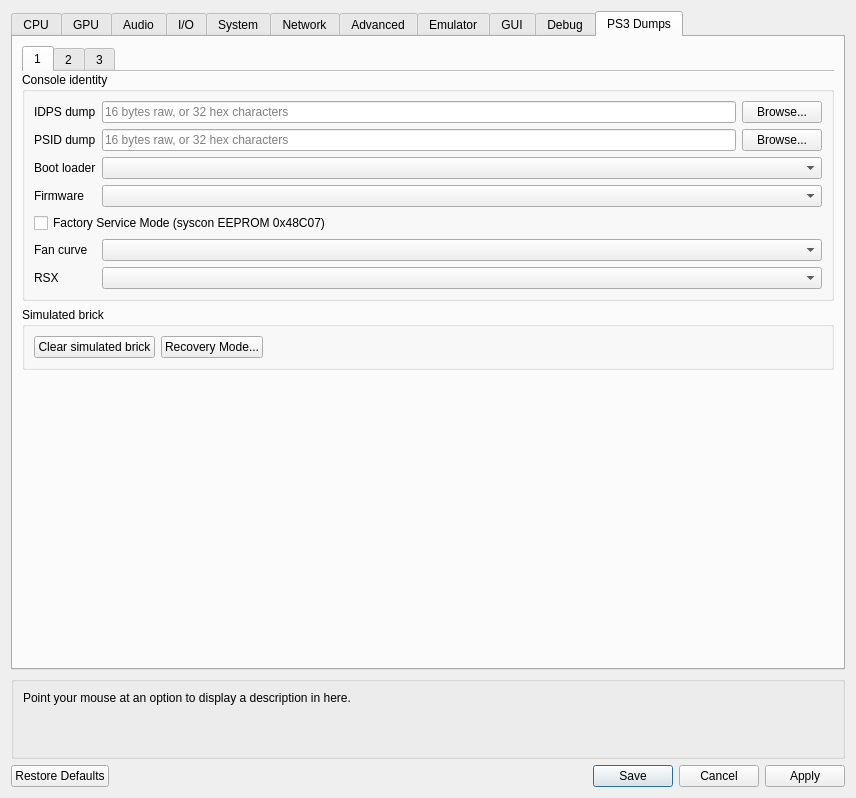
Old version of the form rpcs3/rpcs3qt/settings_dialog.ui in the repository bl00dyfb0nez/rs3.
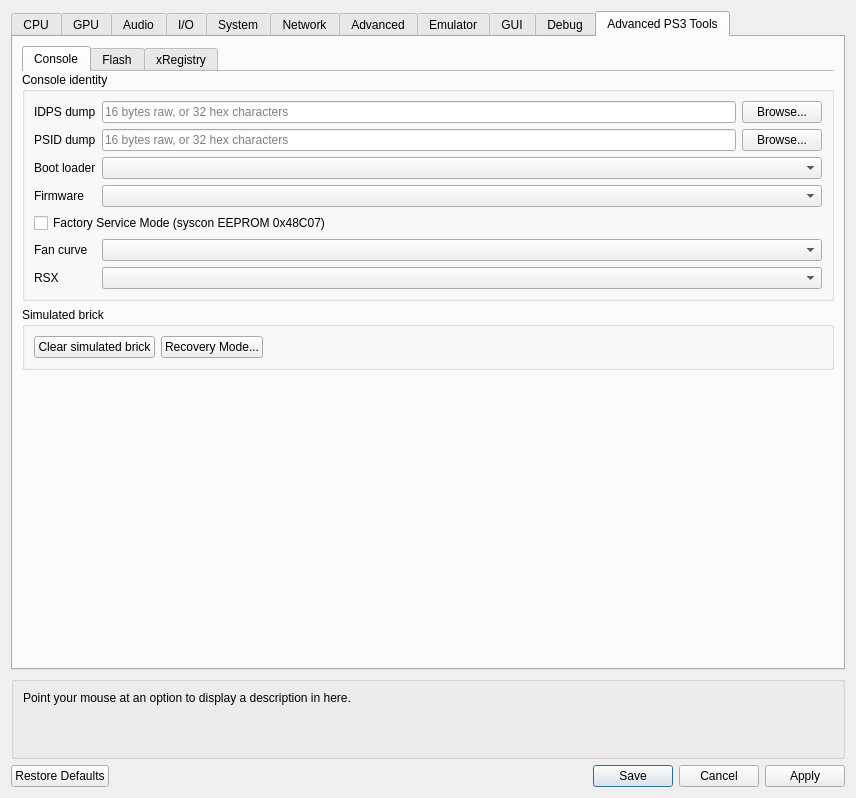
New version of the form. The open tabs and pages were chosen to show the change. Icons and pictures are not drawn. Custom widgets are drawn as their Qt base class.

What changed in the file:
```diff
--- a/rpcs3/rpcs3qt/settings_dialog.ui
+++ b/rpcs3/rpcs3qt/settings_dialog.ui
@@ -5018,7 +5018,7 @@
      </widget>
      <widget class="QWidget" name="dumpsTab">
       <attribute name="title">
-       <string>PS3 Dumps</string>
+       <string>Advanced PS3 Tools</string>
       </attribute>
       <layout class="QVBoxLayout" name="dumpsTab_layout">
        <item>
@@ -5028,7 +5028,7 @@
          </property>
          <widget class="QWidget" name="dumpsPage1">
           <attribute name="title">
-           <string>1</string>
+           <string>Console</string>
           </attribute>
           <attribute name="toolTip">
            <string>Console identity and the simulated brick</string>
@@ -5200,7 +5200,7 @@
          </widget>
          <widget class="QWidget" name="dumpsPage2">
           <attribute name="title">
-           <string>2</string>
+           <string>Flash</string>
           </attribute>
           <attribute name="toolTip">
            <string>Flash and the HDD image</string>
@@ -5494,7 +5494,7 @@
          </widget>
          <widget class="QWidget" name="dumpsPage3">
           <attribute name="title">
-           <string>3</string>
+           <string>xRegistry</string>
           </attribute>
           <attribute name="toolTip">
            <string>xRegistry and what these dumps are</string>
```
